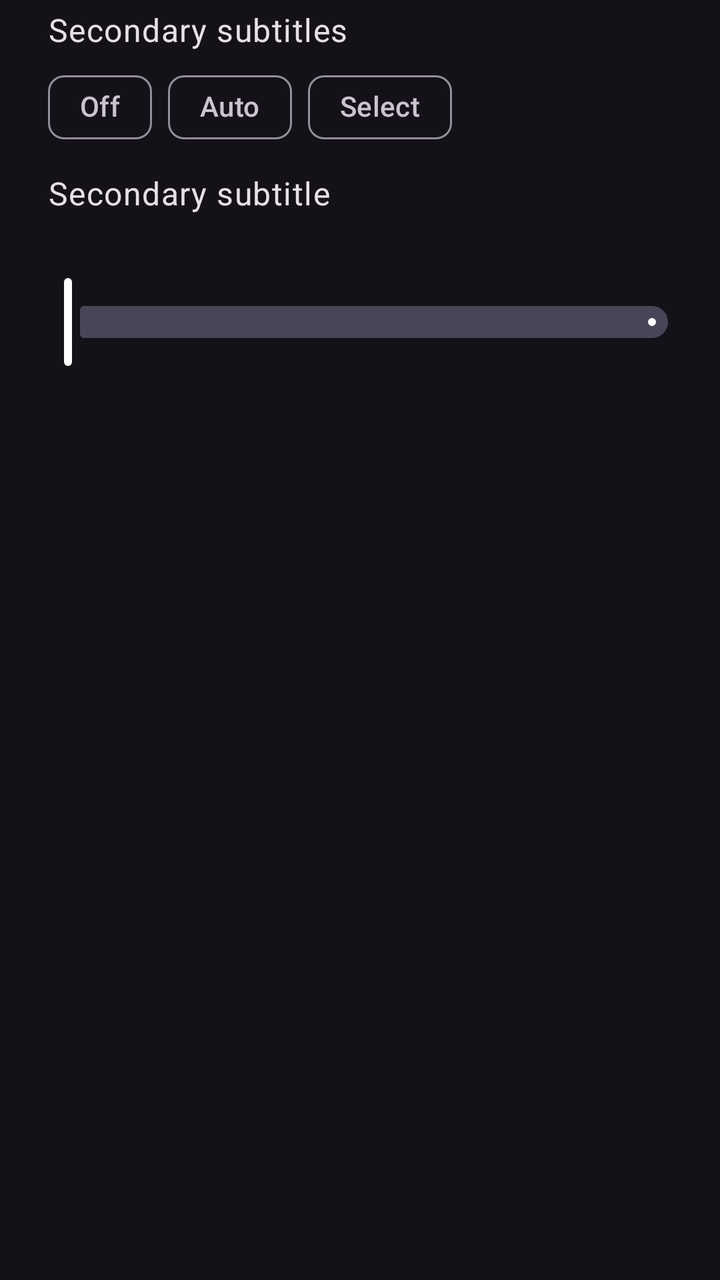
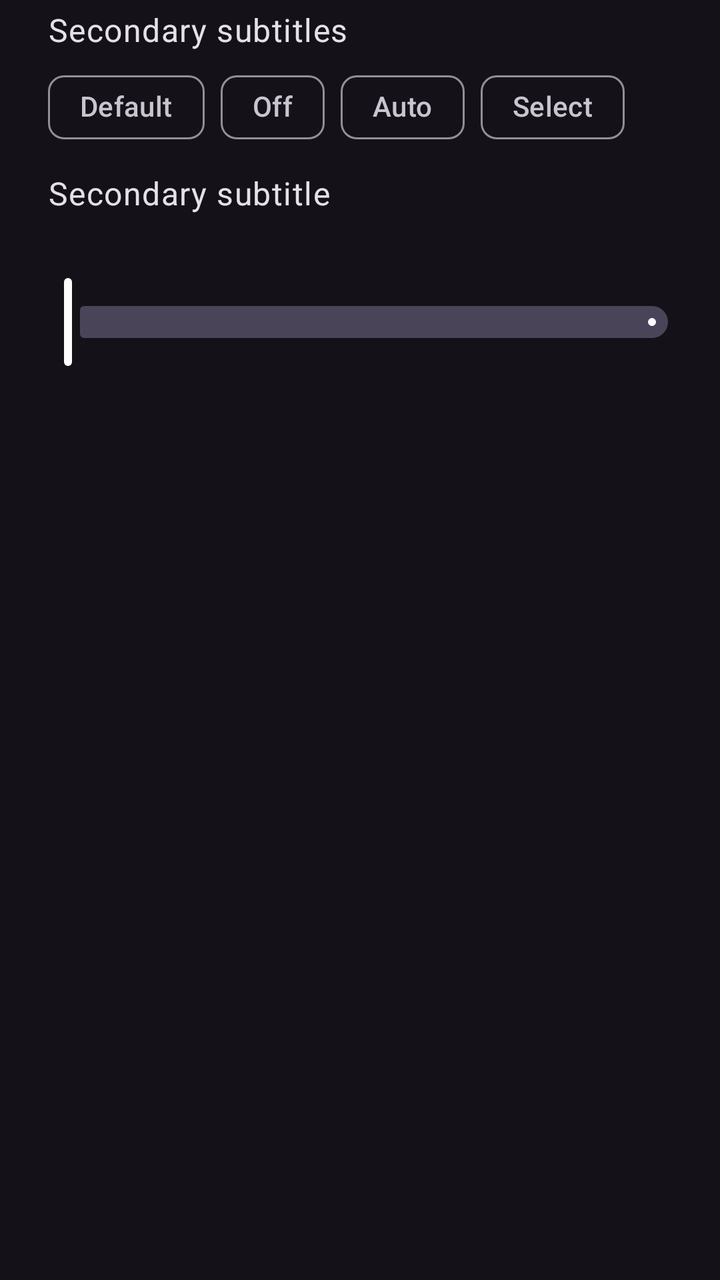

Screens rendered from an Android XML layout before and after an edit, with the pre-edit source and the edit as a unified diff.
<!-- AndroidManifest.xml: application theme Theme.App -->
<!-- res/layout/view_subtitle_advanced.xml -->
<?xml version="1.0" encoding="utf-8"?>
<androidx.appcompat.widget.LinearLayoutCompat xmlns:android="http://schemas.android.com/apk/res/android"
    xmlns:app="http://schemas.android.com/apk/res-auto"
    android:layout_width="match_parent"
    android:layout_height="wrap_content"
    android:orientation="vertical">

    <androidx.appcompat.widget.LinearLayoutCompat
        android:id="@+id/secondarySection"
        android:layout_width="match_parent"
        android:layout_height="wrap_content"
        android:orientation="vertical">

        <com.google.android.material.textview.MaterialTextView
            android:layout_width="match_parent"
            android:layout_height="wrap_content"
            android:paddingHorizontal="24dp"
            android:paddingVertical="4dp"
            android:text="@string/subtitle_secondary_track"
            android:textAppearance="?attr/textAppearanceBodyLarge" />

        <com.google.android.material.chip.ChipGroup
            android:id="@+id/secondaryGroup"
            android:layout_width="match_parent"
            android:layout_height="wrap_content"
            android:paddingHorizontal="24dp"
            app:chipSpacingVertical="0dp"
            app:selectionRequired="true"
            app:singleSelection="true">

            <com.google.android.material.chip.Chip
                android:id="@+id/secondaryOff"
                style="@style/Widget.Material3.Chip.Filter"
                android:layout_width="wrap_content"
                android:layout_height="wrap_content"
                android:text="@string/subtitle_secondary_off" />

            <com.google.android.material.chip.Chip
                android:id="@+id/secondaryAuto"
                style="@style/Widget.Material3.Chip.Filter"
                android:layout_width="wrap_content"
                android:layout_height="wrap_content"
                android:text="@string/subtitle_secondary_auto" />

            <com.google.android.material.chip.Chip
                android:id="@+id/secondarySelect"
                style="@style/Widget.Material3.Chip.Filter"
                android:layout_width="wrap_content"
                android:layout_height="wrap_content"
                android:text="@string/subtitle_secondary_select" />

        </com.google.android.material.chip.ChipGroup>

    </androidx.appcompat.widget.LinearLayoutCompat>

    <androidx.appcompat.widget.LinearLayoutCompat
        android:id="@+id/secondaryTrackSection"
        android:layout_width="match_parent"
        android:layout_height="wrap_content"
        android:orientation="vertical">

        <com.google.android.material.textview.MaterialTextView
            android:layout_width="match_parent"
            android:layout_height="wrap_content"
            android:paddingHorizontal="24dp"
            android:paddingTop="8dp"
            android:text="@string/subtitle_secondary_track_select"
            android:textAppearance="?attr/textAppearanceBodyLarge" />

        <com.google.android.material.chip.ChipGroup
            android:id="@+id/secondaryTrackGroup"
            android:layout_width="match_parent"
            android:layout_height="wrap_content"
            android:paddingHorizontal="24dp"
            app:chipSpacingVertical="0dp"
            app:selectionRequired="true"
            app:singleSelection="true" />

    </androidx.appcompat.widget.LinearLayoutCompat>

    <include
        android:id="@+id/secondaryPosition"
        layout="@layout/view_setting_slider" />

</androidx.appcompat.widget.LinearLayoutCompat>
<!-- res/layout/view_setting_slider.xml (included above) -->
<?xml version="1.0" encoding="utf-8"?>
<androidx.appcompat.widget.LinearLayoutCompat xmlns:android="http://schemas.android.com/apk/res/android"
    xmlns:app="http://schemas.android.com/apk/res-auto"
    android:id="@+id/row"
    android:layout_width="match_parent"
    android:layout_height="wrap_content"
    android:orientation="vertical">

    <androidx.appcompat.widget.LinearLayoutCompat
        android:layout_width="match_parent"
        android:layout_height="wrap_content"
        android:gravity="center_vertical"
        android:orientation="horizontal"
        android:paddingHorizontal="24dp"
        android:paddingTop="8dp">

        <com.google.android.material.textview.MaterialTextView
            android:id="@+id/title"
            android:layout_width="0dp"
            android:layout_height="wrap_content"
            android:layout_weight="1"
            android:textAppearance="?attr/textAppearanceBodyLarge" />

        <com.google.android.material.textview.MaterialTextView
            android:id="@+id/value"
            android:layout_width="wrap_content"
            android:layout_height="wrap_content"
            android:fontFeatureSettings="tnum"
            android:textAppearance="?attr/textAppearanceBodyMedium"
            android:textColor="?attr/colorOnSurface" />

    </androidx.appcompat.widget.LinearLayoutCompat>

    <com.google.android.material.slider.Slider
        android:id="@+id/slider"
        android:layout_width="match_parent"
        android:layout_height="wrap_content"
        android:layout_marginHorizontal="12dp"
        android:focusable="true"
        app:tickVisible="false" />

</androidx.appcompat.widget.LinearLayoutCompat>
<!-- resources referenced by this layout -->
<resources>
  <string name="subtitle_secondary_auto">Auto</string>
  <string name="subtitle_secondary_off">Off</string>
  <string name="subtitle_secondary_select">Select</string>
  <string name="subtitle_secondary_track">Secondary subtitles</string>
  <string name="subtitle_secondary_track_select">Secondary subtitle</string>
  <style name="Theme.App" parent="Theme.Base" />
  <style name="Theme.Base" parent="Theme.Material3.Dark.NoActionBar">
          <item name="colorPrimary">@color/white</item>
          <item name="android:windowFullscreen">true</item>
          <item name="android:windowTranslucentStatus">true</item>
          <item name="android:windowTranslucentNavigation">true</item>
          <item name="android:windowAnimationStyle">@style/NoAnim</item>
      </style>
  <color name="white">#FFFFFF</color>
  <style name="NoAnim">
          <item name="android:activityOpenEnterAnimation">@null</item>
          <item name="android:activityOpenExitAnimation">@null</item>
          <item name="android:activityCloseEnterAnimation">@null</item>
          <item name="android:activityCloseExitAnimation">@null</item>
      </style>
</resources>

<!-- the commit's change to res/layout/view_subtitle_advanced.xml (unified diff, before → after) -->
@@ -27,6 +27,13 @@
             app:chipSpacingVertical="0dp"
             app:selectionRequired="true"
             app:singleSelection="true">
+
+            <com.google.android.material.chip.Chip
+                android:id="@+id/secondaryDefault"
+                style="@style/Widget.Material3.Chip.Filter"
+                android:layout_width="wrap_content"
+                android:layout_height="wrap_content"
+                android:text="@string/subtitle_secondary_default" />
 
             <com.google.android.material.chip.Chip
                 android:id="@+id/secondaryOff"
@@ -67,14 +74,24 @@
             android:text="@string/subtitle_secondary_track_select"
             android:textAppearance="?attr/textAppearanceBodyLarge" />
 
-        <com.google.android.material.chip.ChipGroup
-            android:id="@+id/secondaryTrackGroup"
+        <HorizontalScrollView
             android:layout_width="match_parent"
             android:layout_height="wrap_content"
-            android:paddingHorizontal="24dp"
-            app:chipSpacingVertical="0dp"
-            app:selectionRequired="true"
-            app:singleSelection="true" />
+            android:fillViewport="false"
+            android:focusable="false"
+            android:scrollbars="none">
+
+            <com.google.android.material.chip.ChipGroup
+                android:id="@+id/secondaryTrackGroup"
+                android:layout_width="wrap_content"
+                android:layout_height="wrap_content"
+                android:paddingHorizontal="24dp"
+                app:chipSpacingVertical="0dp"
+                app:selectionRequired="true"
+                app:singleLine="true"
+                app:singleSelection="true" />
+
+        </HorizontalScrollView>
 
     </androidx.appcompat.widget.LinearLayoutCompat>
 
<!-- resource entries referenced after the edit -->
@@ -1,6 +1,7 @@
 <!-- resources referenced by this layout -->
 <resources>
   <string name="subtitle_secondary_auto">Auto</string>
+  <string name="subtitle_secondary_default">Default</string>
   <string name="subtitle_secondary_off">Off</string>
   <string name="subtitle_secondary_select">Select</string>
   <string name="subtitle_secondary_track">Secondary subtitles</string>
